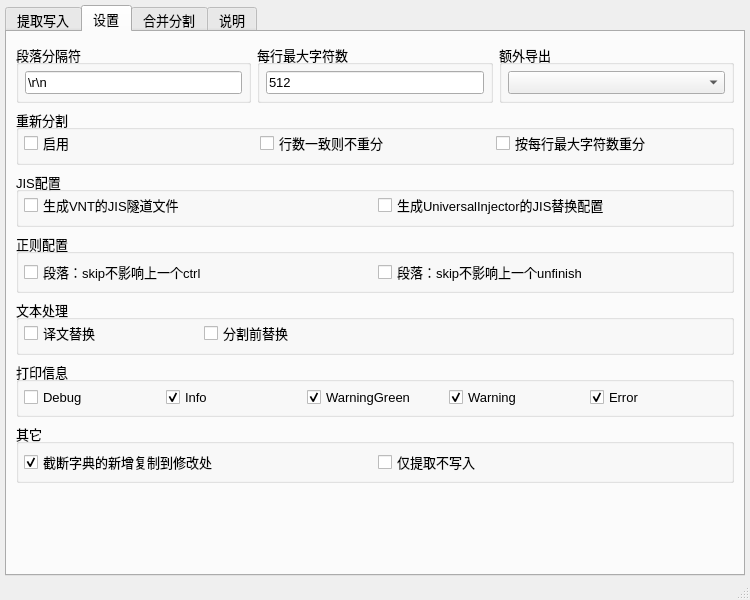
This is main/ui_mainWindow.ui in satan53x/SExtractor as Qt 5 draws it before an edit. The edited form follows.
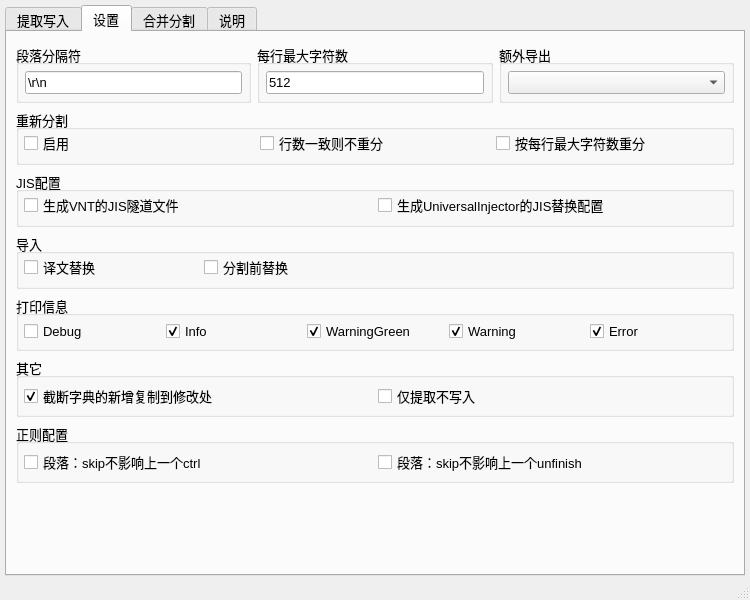
This is the edited form. The open tabs and pages were chosen to show the change.

What changed in the file:
```diff
--- a/main/ui_mainWindow.ui
+++ b/main/ui_mainWindow.ui
@@ -802,45 +802,10 @@
           </layout>
          </widget>
         </item>
-        <item>
-         <widget class="QGroupBox" name="groupBox_15">
-          <property name="title">
-           <string>正则配置</string>
-          </property>
-          <layout class="QHBoxLayout" name="horizontalLayout_14">
-           <property name="leftMargin">
-            <number>5</number>
-           </property>
-           <property name="topMargin">
-            <number>5</number>
-           </property>
-           <property name="rightMargin">
-            <number>5</number>
-           </property>
-           <property name="bottomMargin">
-            <number>5</number>
-           </property>
-           <item>
-            <widget class="QCheckBox" name="skipIgnoreCtrlCheck">
-             <property name="text">
-              <string>段落：skip不影响上一个ctrl</string>
-             </property>
-            </widget>
-           </item>
-           <item>
-            <widget class="QCheckBox" name="skipIgnoreUnfinishCheck">
-             <property name="text">
-              <string>段落：skip不影响上一个unfinish</string>
-             </property>
-            </widget>
-           </item>
-          </layout>
-         </widget>
-        </item>
         <item>
          <widget class="QGroupBox" name="groupBox_14">
           <property name="title">
-           <string>文本处理</string>
+           <string>导入</string>
           </property>
           <layout class="QHBoxLayout" name="horizontalLayout_31" stretch="5,5,10">
            <property name="leftMargin">
@@ -997,6 +962,41 @@
           </layout>
          </widget>
         </item>
+        <item>
+         <widget class="QGroupBox" name="groupBox_15">
+          <property name="title">
+           <string>正则配置</string>
+          </property>
+          <layout class="QHBoxLayout" name="horizontalLayout_14">
+           <property name="leftMargin">
+            <number>5</number>
+           </property>
+           <property name="topMargin">
+            <number>5</number>
+           </property>
+           <property name="rightMargin">
+            <number>5</number>
+           </property>
+           <property name="bottomMargin">
+            <number>5</number>
+           </property>
+           <item>
+            <widget class="QCheckBox" name="skipIgnoreCtrlCheck">
+             <property name="text">
+              <string>段落：skip不影响上一个ctrl</string>
+             </property>
+            </widget>
+           </item>
+           <item>
+            <widget class="QCheckBox" name="skipIgnoreUnfinishCheck">
+             <property name="text">
+              <string>段落：skip不影响上一个unfinish</string>
+             </property>
+            </widget>
+           </item>
+          </layout>
+         </widget>
+        </item>
         <item>
          <spacer name="verticalSpacer">
           <property name="orientation">
```
